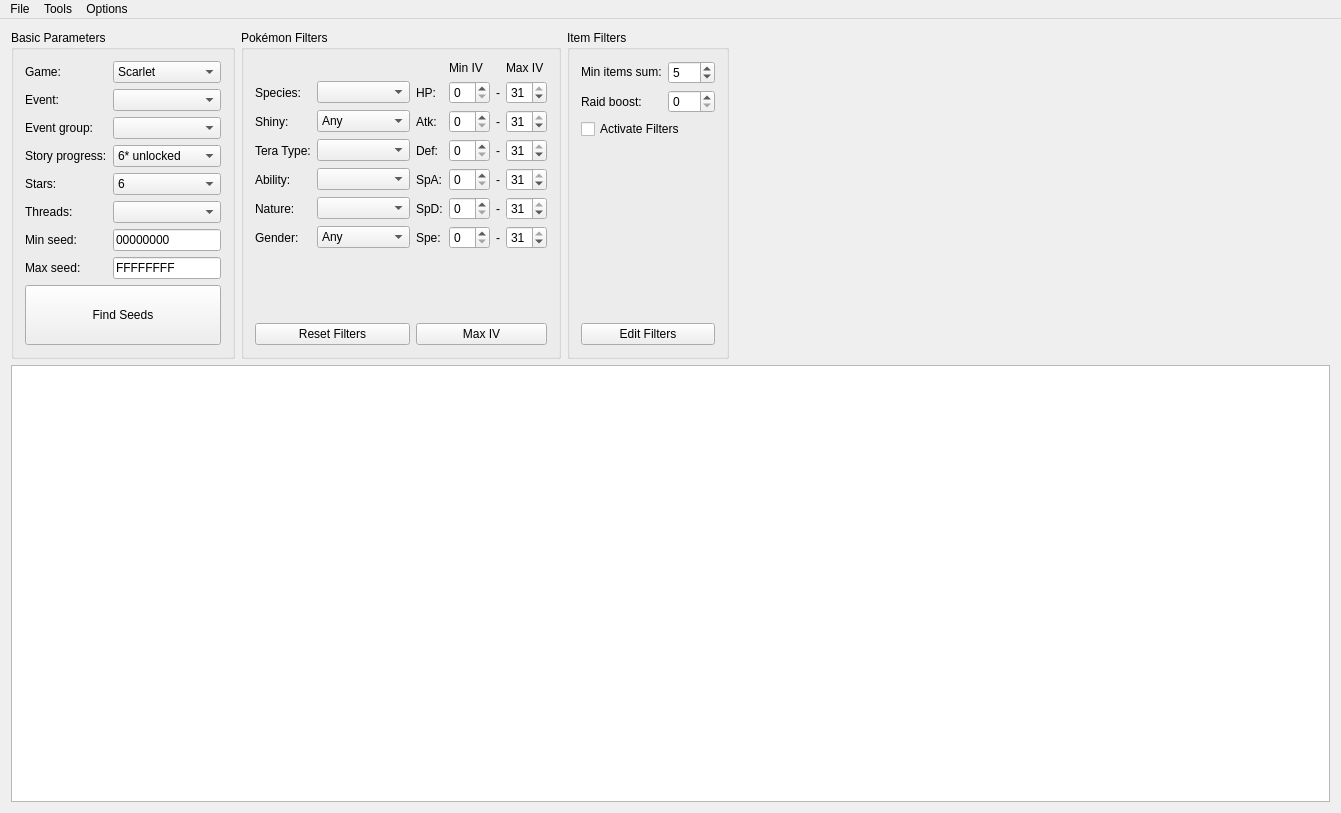
Before: the Qt Designer form RaidCalc/RaidCalc.ui in MewTracker/sv-research, drawn with Qt 5.
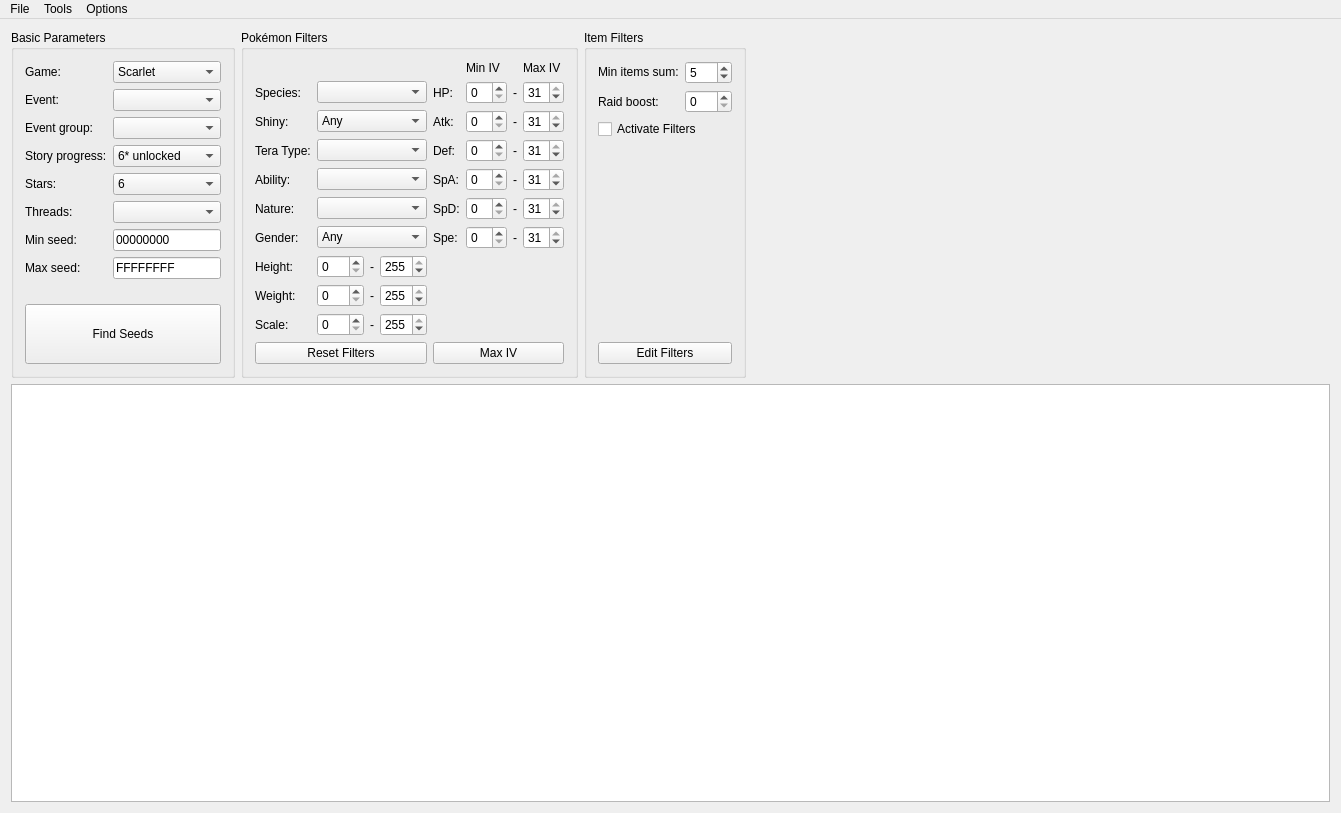
After: the same form once the commit is applied.

Commit message: Added size filters (Closes #7)

Patch:
```diff
--- a/RaidCalc/RaidCalc.ui
+++ b/RaidCalc/RaidCalc.ui
@@ -29,36 +29,6 @@
          <string>Basic Parameters</string>
         </property>
         <layout class="QGridLayout" name="gridLayout">
-         <item row="5" column="1">
-          <widget class="QComboBox" name="comboBoxThreads"/>
-         </item>
-         <item row="1" column="1">
-          <widget class="QComboBox" name="comboBoxEvent">
-           <property name="maxVisibleItems">
-            <number>20</number>
-           </property>
-          </widget>
-         </item>
-         <item row="3" column="0">
-          <widget class="QLabel" name="labelStage">
-           <property name="text">
-            <string>Story progress:</string>
-           </property>
-          </widget>
-         </item>
-         <item row="6" column="1">
-          <widget class="QLineEdit" name="editMinSeed">
-           <property name="sizePolicy">
-            <sizepolicy hsizetype="Preferred" vsizetype="Fixed">
-             <horstretch>0</horstretch>
-             <verstretch>0</verstretch>
-            </sizepolicy>
-           </property>
-           <property name="text">
-            <string>00000000</string>
-           </property>
-          </widget>
-         </item>
          <item row="0" column="0">
           <widget class="QLabel" name="labelGame">
            <property name="text">
@@ -66,20 +36,6 @@
            </property>
           </widget>
          </item>
-         <item row="1" column="0">
-          <widget class="QLabel" name="labelEvent">
-           <property name="text">
-            <string>Event:</string>
-           </property>
-          </widget>
-         </item>
-         <item row="6" column="0">
-          <widget class="QLabel" name="labelMinSeed">
-           <property name="text">
-            <string>Min seed:</string>
-           </property>
-          </widget>
-         </item>
          <item row="7" column="0">
           <widget class="QLabel" name="labelMaxSeed">
            <property name="text">
@@ -87,10 +43,51 @@
            </property>
           </widget>
          </item>
-         <item row="4" column="0">
-          <widget class="QLabel" name="labelStars">
+         <item row="7" column="1">
+          <widget class="QLineEdit" name="editMaxSeed">
+           <property name="sizePolicy">
+            <sizepolicy hsizetype="Preferred" vsizetype="Fixed">
+             <horstretch>0</horstretch>
+             <verstretch>0</verstretch>
+            </sizepolicy>
+           </property>
            <property name="text">
-            <string>Stars:</string>
+            <string>FFFFFFFF</string>
+           </property>
+          </widget>
+         </item>
+         <item row="0" column="1">
+          <widget class="QComboBox" name="comboBoxGame">
+           <item>
+            <property name="text">
+             <string>Scarlet</string>
+            </property>
+           </item>
+           <item>
+            <property name="text">
+             <string>Violet</string>
+            </property>
+           </item>
+          </widget>
+         </item>
+         <item row="6" column="0">
+          <widget class="QLabel" name="labelMinSeed">
+           <property name="text">
+            <string>Min seed:</string>
+           </property>
+          </widget>
+         </item>
+         <item row="1" column="1">
+          <widget class="QComboBox" name="comboBoxEvent">
+           <property name="maxVisibleItems">
+            <number>20</number>
+           </property>
+          </widget>
+         </item>
+         <item row="2" column="1">
+          <widget class="QComboBox" name="comboBoxEventGroup">
+           <property name="enabled">
+            <bool>true</bool>
            </property>
           </widget>
          </item>
@@ -136,7 +133,21 @@
            </item>
           </widget>
          </item>
-         <item row="8" column="0" colspan="2">
+         <item row="5" column="0">
+          <widget class="QLabel" name="labelThreads">
+           <property name="text">
+            <string>Threads:</string>
+           </property>
+          </widget>
+         </item>
+         <item row="4" column="0">
+          <widget class="QLabel" name="labelStars">
+           <property name="text">
+            <string>Stars:</string>
+           </property>
+          </widget>
+         </item>
+         <item row="9" column="0" colspan="2">
           <widget class="QPushButton" name="buttonFindSeeds">
            <property name="minimumSize">
             <size>
@@ -149,13 +160,6 @@
            </property>
           </widget>
          </item>
-         <item row="5" column="0">
-          <widget class="QLabel" name="labelThreads">
-           <property name="text">
-            <string>Threads:</string>
-           </property>
-          </widget>
-         </item>
          <item row="3" column="1">
           <widget class="QComboBox" name="comboBoxStage">
            <property name="currentIndex">
@@ -188,8 +192,8 @@
            </item>
           </widget>
          </item>
-         <item row="7" column="1">
-          <widget class="QLineEdit" name="editMaxSeed">
+         <item row="6" column="1">
+          <widget class="QLineEdit" name="editMinSeed">
            <property name="sizePolicy">
             <sizepolicy hsizetype="Preferred" vsizetype="Fixed">
              <horstretch>0</horstretch>
@@ -197,22 +201,15 @@
             </sizepolicy>
            </property>
            <property name="text">
-            <string>FFFFFFFF</string>
+            <string>00000000</string>
            </property>
           </widget>
          </item>
-         <item row="0" column="1">
-          <widget class="QComboBox" name="comboBoxGame">
-           <item>
-            <property name="text">
-             <string>Scarlet</string>
-            </property>
-           </item>
-           <item>
-            <property name="text">
-             <string>Violet</string>
-            </property>
-           </item>
+         <item row="1" column="0">
+          <widget class="QLabel" name="labelEvent">
+           <property name="text">
+            <string>Event:</string>
+           </property>
           </widget>
          </item>
          <item row="2" column="0">
@@ -222,13 +219,29 @@
            </property>
           </widget>
          </item>
-         <item row="2" column="1">
-          <widget class="QComboBox" name="comboBoxEventGroup">
-           <property name="enabled">
-            <bool>true</bool>
+         <item row="3" column="0">
+          <widget class="QLabel" name="labelStage">
+           <property name="text">
+            <string>Story progress:</string>
            </property>
           </widget>
          </item>
+         <item row="5" column="1">
+          <widget class="QComboBox" name="comboBoxThreads"/>
+         </item>
+         <item row="8" column="0">
+          <spacer name="spacer4">
+           <property name="orientation">
+            <enum>Qt::Vertical</enum>
+           </property>
+           <property name="sizeHint" stdset="0">
+            <size>
+             <width>20</width>
+             <height>0</height>
+            </size>
+           </property>
+          </spacer>
+         </item>
         </layout>
        </widget>
       </item>
@@ -238,53 +251,36 @@
          <string>Pokémon Filters</string>
         </property>
         <layout class="QGridLayout" name="gridLayout_3">
-         <item row="1" column="2">
-          <widget class="QLabel" name="labelHP">
+         <item row="1" column="0">
+          <widget class="QLabel" name="labelSpecies">
            <property name="text">
-            <string>HP:</string>
+            <string>Species:</string>
            </property>
           </widget>
          </item>
-         <item row="9" column="0" colspan="2">
-          <widget class="QPushButton" name="buttonResetPokemonFilters">
+         <item row="1" column="6">
+          <widget class="QLabel" name="labelSep1">
            <property name="text">
-            <string>Reset Filters</string>
+            <string>-</string>
+           </property>
+          </widget>
+         </item>
+         <item row="6" column="6">
+          <widget class="QLabel" name="labelSep5">
+           <property name="text">
+            <string>-</string>
            </property>
           </widget>
          </item>
          <item row="7" column="4">
-          <widget class="QLabel" name="labelSep6">
-           <property name="text">
-            <string>-</string>
-           </property>
-          </widget>
-         </item>
-         <item row="3" column="5">
-          <widget class="QSpinBox" name="spinBoxMaxAtk">
-           <property name="maximum">
-            <number>31</number>
-           </property>
-           <property name="value">
-            <number>31</number>
-           </property>
-          </widget>
-         </item>
-         <item row="5" column="4">
-          <widget class="QLabel" name="labelSep4">
-           <property name="text">
-            <string>-</string>
-           </property>
-          </widget>
-         </item>
-         <item row="7" column="2">
           <widget class="QLabel" name="labelSpe">
            <property name="text">
             <string>Spe:</string>
            </property>
           </widget>
          </item>
-         <item row="5" column="3">
-          <widget class="QSpinBox" name="spinBoxMinSpA">
+         <item row="3" column="5">
+          <widget class="QSpinBox" name="spinBoxMinAtk">
            <property name="maximum">
             <number>31</number>
            </property>
@@ -293,38 +289,13 @@
            </property>
           </widget>
          </item>
-         <item row="5" column="0">
-          <widget class="QLabel" name="labelAbility">
-           <property name="text">
-            <string>Ability:</string>
+         <item row="10" column="3">
+          <widget class="QSpinBox" name="spinBoxMaxScale">
+           <property name="maximum">
+            <number>255</number>
            </property>
-          </widget>
-         </item>
-         <item row="3" column="0">
-          <widget class="QLabel" name="labelShiny">
-           <property name="text">
-            <string>Shiny:</string>
-           </property>
-          </widget>
-         </item>
-         <item row="4" column="4">
-          <widget class="QLabel" name="labelSep3">
-           <property name="text">
-            <string>-</string>
-           </property>
-          </widget>
-         </item>
-         <item row="5" column="2">
-          <widget class="QLabel" name="labelSpA">
-           <property name="text">
-            <string>SpA:</string>
-           </property>
-          </widget>
-         </item>
-         <item row="6" column="4">
-          <widget class="QLabel" name="labelSep5">
-           <property name="text">
-            <string>-</string>
+           <property name="value">
+            <number>255</number>
            </property>
           </widget>
          </item>
@@ -335,54 +306,14 @@
            </property>
           </widget>
          </item>
-         <item row="1" column="0">
-          <widget class="QLabel" name="labelSpecies">
+         <item row="5" column="4">
+          <widget class="QLabel" name="labelSpA">
            <property name="text">
-            <string>Species:</string>
+            <string>SpA:</string>
            </property>
           </widget>
          </item>
-         <item row="6" column="1">
-          <widget class="QComboBox" name="comboBoxNature"/>
-         </item>
-         <item row="4" column="2">
-          <widget class="QLabel" name="labelDef">
-           <property name="text">
-            <string>Def:</string>
-           </property>
-          </widget>
-         </item>
-         <item row="3" column="3">
-          <widget class="QSpinBox" name="spinBoxMinAtk">
-           <property name="maximum">
-            <number>31</number>
-           </property>
-           <property name="value">
-            <number>0</number>
-           </property>
-          </widget>
-         </item>
-         <item row="4" column="3">
-          <widget class="QSpinBox" name="spinBoxMinDef">
-           <property name="maximum">
-            <number>31</number>
-           </property>
-           <property name="value">
-            <number>0</number>
-           </property>
-          </widget>
-         </item>
-         <item row="5" column="5">
-          <widget class="QSpinBox" name="spinBoxMaxSpA">
-           <property name="maximum">
-            <number>31</number>
-           </property>
-           <property name="value">
-            <number>31</number>
-           </property>
-          </widget>
-         </item>
-         <item row="4" column="5">
+         <item row="4" column="7">
           <widget class="QSpinBox" name="spinBoxMaxDef">
            <property name="maximum">
             <number>31</number>
@@ -392,51 +323,43 @@
            </property>
           </widget>
          </item>
-         <item row="0" column="5">
-          <widget class="QLabel" name="labelMaxIV">
-           <property name="text">
-            <string>Max IV</string>
-           </property>
-          </widget>
-         </item>
-         <item row="3" column="1">
-          <widget class="QComboBox" name="comboBoxShiny">
-           <item>
-            <property name="text">
-             <string>Any</string>
-            </property>
-           </item>
-           <item>
-            <property name="text">
-             <string>Yes</string>
-            </property>
-           </item>
-           <item>
-            <property name="text">
-             <string>No</string>
-            </property>
-           </item>
-          </widget>
-         </item>
-         <item row="6" column="5">
-          <widget class="QSpinBox" name="spinBoxMaxSpD">
+         <item row="4" column="5">
+          <widget class="QSpinBox" name="spinBoxMinDef">
            <property name="maximum">
             <number>31</number>
            </property>
            <property name="value">
-            <number>31</number>
+            <number>0</number>
            </property>
           </widget>
          </item>
-         <item row="3" column="2">
+         <item row="6" column="4">
+          <widget class="QLabel" name="labelSpD">
+           <property name="text">
+            <string>SpD:</string>
+           </property>
+          </widget>
+         </item>
+         <item row="11" column="4" colspan="4">
+          <widget class="QPushButton" name="buttonMaxIV">
+           <property name="text">
+            <string>Max IV</string>
+           </property>
+          </widget>
+         </item>
+         <item row="3" column="4">
           <widget class="QLabel" name="labelAtk">
            <property name="text">
             <string>Atk:</string>
            </property>
           </widget>
          </item>
-         <item row="1" column="1">
-          <widget class="QComboBox" name="comboBoxSpecies"/>
+         <item row="7" column="6">
+          <widget class="QLabel" name="labelSep6">
+           <property name="text">
+            <string>-</string>
+           </property>
+          </widget>
          </item>
          <item row="7" column="0">
           <widget class="QLabel" name="labelGender">
@@ -445,37 +368,41 @@
            </property>
           </widget>
          </item>
-         <item row="7" column="5">
-          <widget class="QSpinBox" name="spinBoxMaxSpe">
-           <property name="maximum">
-            <number>31</number>
-           </property>
-           <property name="value">
-            <number>31</number>
-           </property>
-          </widget>
-         </item>
-         <item row="5" column="1">
-          <widget class="QComboBox" name="comboBoxAbility"/>
-         </item>
          <item row="1" column="5">
-          <widget class="QSpinBox" name="spinBoxMaxHP">
+          <widget class="QSpinBox" name="spinBoxMinHP">
            <property name="maximum">
             <number>31</number>
            </property>
            <property name="value">
+            <number>0</number>
+           </property>
+          </widget>
+         </item>
+         <item row="3" column="6">
+          <widget class="QLabel" name="labelSep2">
+           <property name="text">
+            <string>-</string>
+           </property>
+          </widget>
+         </item>
+         <item row="3" column="7">
+          <widget class="QSpinBox" name="spinBoxMaxAtk">
+           <property name="maximum">
             <number>31</number>
            </property>
+           <property name="value">
+            <number>31</number>
+           </property>
           </widget>
          </item>
-         <item row="6" column="2">
-          <widget class="QLabel" name="labelSpD">
+         <item row="0" column="7">
+          <widget class="QLabel" name="labelMaxIV">
            <property name="text">
-            <string>SpD:</string>
+            <string>Max IV</string>
            </property>
           </widget>
          </item>
-         <item row="7" column="3">
+         <item row="7" column="5">
           <widget class="QSpinBox" name="spinBoxMinSpe">
            <property name="maximum">
             <number>31</number>
@@ -485,10 +412,103 @@
            </property>
           </widget>
          </item>
-         <item row="9" column="2" colspan="4">
-          <widget class="QPushButton" name="buttonMaxIV">
+         <item row="5" column="6">
+          <widget class="QLabel" name="labelSep4">
            <property name="text">
-            <string>Max IV</string>
+            <string>-</string>
+           </property>
+          </widget>
+         </item>
+         <item row="9" column="0">
+          <widget class="QLabel" name="labelWeight">
+           <property name="text">
+            <string>Weight:</string>
+           </property>
+          </widget>
+         </item>
+         <item row="4" column="6">
+          <widget class="QLabel" name="labelSep3">
+           <property name="text">
+            <string>-</string>
+           </property>
+          </widget>
+         </item>
+         <item row="3" column="0">
+          <widget class="QLabel" name="labelShiny">
+           <property name="text">
+            <string>Shiny:</string>
+           </property>
+          </widget>
+         </item>
+         <item row="4" column="4">
+          <widget class="QLabel" name="labelDef">
+           <property name="text">
+            <string>Def:</string>
+           </property>
+          </widget>
+         </item>
+         <item row="5" column="7">
+          <widget class="QSpinBox" name="spinBoxMaxSpA">
+           <property name="maximum">
+            <number>31</number>
+           </property>
+           <property name="value">
+            <number>31</number>
+           </property>
+          </widget>
+         </item>
+         <item row="1" column="4">
+          <widget class="QLabel" name="labelHP">
+           <property name="text">
+            <string>HP:</string>
+           </property>
+          </widget>
+         </item>
+         <item row="7" column="7">
+          <widget class="QSpinBox" name="spinBoxMaxSpe">
+           <property name="maximum">
+            <number>31</number>
+           </property>
+           <property name="value">
+            <number>31</number>
+           </property>
+          </widget>
+         </item>
+         <item row="5" column="0">
+          <widget class="QLabel" name="labelAbility">
+           <property name="text">
+            <string>Ability:</string>
+           </property>
+          </widget>
+         </item>
+         <item row="10" column="1">
+          <widget class="QSpinBox" name="spinBoxMinScale">
+           <property name="maximum">
+            <number>255</number>
+           </property>
+          </widget>
+         </item>
+         <item row="8" column="0">
+          <widget class="QLabel" name="labelHeight">
+           <property name="text">
+            <string>Height:</string>
+           </property>
+          </widget>
+         </item>
+         <item row="6" column="7">
+          <widget class="QSpinBox" name="spinBoxMaxSpD">
+           <property name="maximum">
+            <number>31</number>
+           </property>
+           <property name="value">
+            <number>31</number>
+           </property>
+          </widget>
+         </item>
+         <item row="9" column="1">
+          <widget class="QSpinBox" name="spinBoxMinWeight">
+           <property name="maximum">
+            <number>255</number>
            </property>
           </widget>
          </item>
@@ -499,7 +519,117 @@
            </property>
           </widget>
          </item>
-         <item row="7" column="1">
+         <item row="1" column="7">
+          <widget class="QSpinBox" name="spinBoxMaxHP">
+           <property name="maximum">
+            <number>31</number>
+           </property>
+           <property name="value">
+            <number>31</number>
+           </property>
+          </widget>
+         </item>
+         <item row="8" column="1">
+          <widget class="QSpinBox" name="spinBoxMinHeight">
+           <property name="maximum">
+            <number>255</number>
+           </property>
+          </widget>
+         </item>
+         <item row="6" column="5">
+          <widget class="QSpinBox" name="spinBoxMinSpD">
+           <property name="maximum">
+            <number>31</number>
+           </property>
+           <property name="value">
+            <number>0</number>
+           </property>
+          </widget>
+         </item>
+         <item row="5" column="5">
+          <widget class="QSpinBox" name="spinBoxMinSpA">
+           <property name="maximum">
+            <number>31</number>
+           </property>
+           <property name="value">
+            <number>0</number>
+           </property>
+          </widget>
+         </item>
+         <item row="0" column="5">
+          <widget class="QLabel" name="labelMinIV">
+           <property name="text">
+            <string>Min IV</string>
+           </property>
+          </widget>
+         </item>
+         <item row="10" column="0">
+          <widget class="QLabel" name="labelScale">
+           <property name="text">
+            <string>Scale:</string>
+           </property>
+          </widget>
+         </item>
+         <item row="9" column="3">
+          <widget class="QSpinBox" name="spinBoxMaxWeight">
+           <property name="maximum">
+            <number>255</number>
+           </property>
+           <property name="value">
+            <number>255</number>
+           </property>
+          </widget>
+         </item>
+         <item row="8" column="3">
+          <widget class="QSpinBox" name="spinBoxMaxHeight">
+           <property name="maximum">
+            <number>255</number>
+           </property>
+           <property name="value">
+            <number>255</number>
+           </property>
+          </widget>
+         </item>
+         <item row="8" column="2">
+          <widget class="QLabel" name="labelSep7">
+           <property name="sizePolicy">
+            <sizepolicy hsizetype="Fixed" vsizetype="Preferred">
+             <horstretch>0</horstretch>
+             <verstretch>0</verstretch>
+            </sizepolicy>
+           </property>
+           <property name="text">
+            <string>-</string>
+           </property>
+          </widget>
+         </item>
+         <item row="9" column="2">
+          <widget class="QLabel" name="labelSep8">
+           <property name="sizePolicy">
+            <sizepolicy hsizetype="Fixed" vsizetype="Preferred">
+             <horstretch>0</horstretch>
+             <verstretch>0</verstretch>
+            </sizepolicy>
+           </property>
+           <property name="text">
+            <string>-</string>
+           </property>
+          </widget>
+         </item>
+         <item row="10" column="2">
+          <widget class="QLabel" name="labelSep9">
+           <property name="sizePolicy">
+            <sizepolicy hsizetype="Fixed" vsizetype="Preferred">
+             <horstretch>0</horstretch>
+             <verstretch>0</verstretch>
+            </sizepolicy>
+           </property>
+           <property name="text">
+            <string>-</string>
+           </property>
+          </widget>
+         </item>
+         <item row="7" column="1" colspan="3">
           <widget class="QComboBox" name="comboBoxGender">
            <item>
             <property name="text">
@@ -523,62 +653,43 @@
            </item>
           </widget>
          </item>
-         <item row="0" column="3">
-          <widget class="QLabel" name="labelMinIV">
-           <property name="text">
-            <string>Min IV</string>
-           </property>
-          </widget>
+         <item row="6" column="1" colspan="3">
+          <widget class="QComboBox" name="comboBoxNature"/>
          </item>
-         <item row="1" column="4">
-          <widget class="QLabel" name="labelSep1">
-           <property name="text">
-            <string>-</string>
-           </property>
-          </widget>
+         <item row="5" column="1" colspan="3">
+          <widget class="QComboBox" name="comboBoxAbility"/>
          </item>
-         <item row="1" column="3">
-          <widget class="QSpinBox" name="spinBoxMinHP">
-           <property name="maximum">
-            <number>31</number>
-           </property>
-           <property name="value">
-            <number>0</number>
-           </property>
-          </widget>
-         </item>
-         <item row="3" column="4">
-          <widget class="QLabel" name="labelSep2">
-           <property name="text">
-            <string>-</string>
-           </property>
-          </widget>
-         </item>
-         <item row="4" column="1">
+         <item row="4" column="1" colspan="3">
           <widget class="QComboBox" name="comboBoxTeraType"/>
          </item>
-         <item row="6" column="3">
-          <widget class="QSpinBox" name="spinBoxMinSpD">
-           <property name="maximum">
-            <number>31</number>
-           </property>
-           <property name="value">
-            <number>0</number>
-           </property>
+         <item row="3" column="1" colspan="3">
+          <widget class="QComboBox" name="comboBoxShiny">
+           <item>
+            <property name="text">
+             <string>Any</string>
+            </property>
+           </item>
+           <item>
+            <property name="text">
+             <string>Yes</string>
+            </property>
+           </item>
+           <item>
+            <property name="text">
+             <string>No</string>
+            </property>
+           </item>
           </widget>
          </item>
-         <item row="8" column="0">
-          <spacer name="spacer4">
-           <property name="orientation">
-            <enum>Qt::Vertical</enum>
+         <item row="1" column="1" colspan="3">
+          <widget class="QComboBox" name="comboBoxSpecies"/>
+         </item>
+         <item row="11" column="0" colspan="4">
+          <widget class="QPushButton" name="buttonResetPokemonFilters">
+           <property name="text">
+            <string>Reset Filters</string>
            </property>
-           <property name="sizeHint" stdset="0">
-            <size>
-             <width>20</width>
-             <height>1</height>
-            </size>
-           </property>
-          </spacer>
+          </widget>
          </item>
         </layout>
        </widget>
```
The commit also changes 10 other files.
